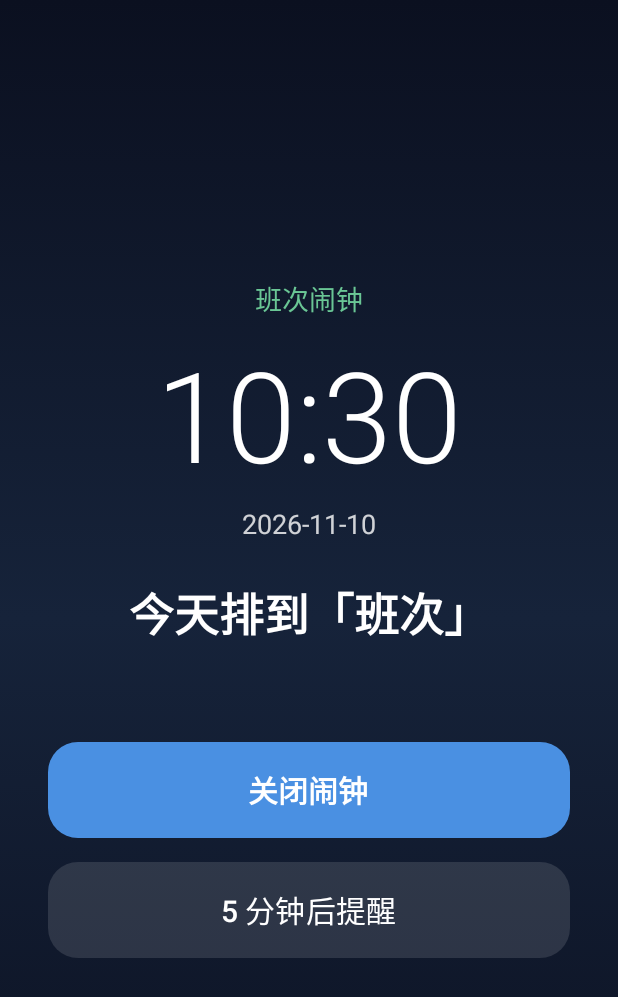
After one commit to yueqiwu/paibanzhushou, an Android app built with Jetpack Compose: the AlarmRingActivity screen opened directly, with no data from a screen before it, on a phone screen of 412 x 824 dp. The commit adds this screen. Shown: the top 997 px of the screen. Run offline under Robolectric (Android 15) with nearby library versions, the light colour scheme and no system bars.

Commit message:
feat: 班次闹钟改成全屏响铃（循环闹铃音 + 关闭/稍后提醒）+ 常驻前台服务；版本 1.0.8 / 108

```diff
--- a/app/build.gradle.kts
+++ b/app/build.gradle.kts
@@ -27,8 +27,9 @@ android {
         // 1.0.3/102 对齐源项目；1.0.4 日历不限年份；1.0.5 改名「班表小历」；
         // 1.0.6 修节假日数据源：某年接口返回空对象时不再吞掉备源（2027 年假/班标记）；
         // 1.0.7 修班次闹钟的响铃时间选择：Dialog 里的滚轮一拖就被判成点到外面而关掉，改为应用内浮层
-        versionCode = 107
-        versionName = "1.0.7"
+        // 1.0.8 到点改成真正的全屏响铃页（循环闹铃音 + 震动 + 关闭/稍后提醒），并加常驻前台服务
+        versionCode = 108
+        versionName = "1.0.8"
 
         testInstrumentationRunner = "androidx.test.runner.AndroidJUnitRunner"
     }
--- /dev/null
+++ b/app/src/main/java/com/bilu/paibanzhushou/alarm/AlarmRingActivity.kt
@@ -0,0 +1,312 @@
+package com.bilu.paibanzhushou.alarm
+
+import android.content.Context
+import android.content.Intent
+import android.media.AudioAttributes
+import android.media.AudioFocusRequest
+import android.media.AudioManager
+import android.media.MediaPlayer
+import android.media.RingtoneManager
+import android.os.Build
+import android.os.Bundle
+import android.os.VibrationEffect
+import android.os.Vibrator
+import android.os.VibratorManager
+import android.view.WindowManager
+import androidx.activity.ComponentActivity
+import androidx.activity.compose.setContent
+import androidx.compose.foundation.background
+import androidx.compose.foundation.layout.Arrangement
+import androidx.compose.foundation.layout.Box
+import androidx.compose.foundation.layout.Column
+import androidx.compose.foundation.layout.Spacer
+import androidx.compose.foundation.layout.fillMaxSize
+import androidx.compose.foundation.layout.fillMaxWidth
+import androidx.compose.foundation.layout.height
+import androidx.compose.foundation.layout.padding
+import androidx.compose.foundation.shape.RoundedCornerShape
+import androidx.compose.material3.Button
+import androidx.compose.material3.ButtonDefaults
+import androidx.compose.material3.Text
+import androidx.compose.runtime.Composable
+import androidx.compose.runtime.LaunchedEffect
+import androidx.compose.runtime.getValue
+import androidx.compose.runtime.mutableStateOf
+import androidx.compose.runtime.remember
+import androidx.compose.runtime.setValue
+import androidx.compose.ui.Alignment
+import androidx.compose.ui.Modifier
+import androidx.compose.ui.graphics.Brush
+import androidx.compose.ui.graphics.Color
+import androidx.compose.ui.text.font.FontWeight
+import androidx.compose.ui.text.style.TextAlign
+import androidx.compose.ui.unit.dp
+import androidx.compose.ui.unit.sp
+import com.bilu.paibanzhushou.core.Dates
+import kotlinx.coroutines.delay
+import java.text.SimpleDateFormat
+import java.util.Date
+import java.util.Locale
+
+/**
+ * 闹钟到点后的全屏响铃页。
+ *
+ * 以前只发一条通知（响一声就结束），用户反馈「只是通知、不会响铃」，
+ * 所以这里做成真正的闹钟：全屏亮起 + 循环闹铃音 + 震动，必须点「关闭」才停。
+ *
+ * 进入方式：
+ * 1) 通知的全屏 intent（AlarmNotifications 里 setFullScreenIntent），锁屏/息屏也能拉起；
+ * 2) AlarmReceiver 直接 startActivity 兜底。
+ */
+class AlarmRingActivity : ComponentActivity() {
+
+    private var player: MediaPlayer? = null
+    private var vibrator: Vibrator? = null
+    private var focusRequest: AudioFocusRequest? = null
+
+    private var dateText by mutableStateOf("")
+    private var banText by mutableStateOf("")
+
+    override fun onCreate(savedInstanceState: Bundle?) {
+        super.onCreate(savedInstanceState)
+        if (Build.VERSION.SDK_INT >= Build.VERSION_CODES.O_MR1) {
+            setShowWhenLocked(true)
+            setTurnScreenOn(true)
+        } else {
+            @Suppress("DEPRECATION")
+            window.addFlags(
+                WindowManager.LayoutParams.FLAG_SHOW_WHEN_LOCKED or
+                    WindowManager.LayoutParams.FLAG_TURN_SCREEN_ON or
+                    WindowManager.LayoutParams.FLAG_KEEP_SCREEN_ON
+            )
+        }
+        window.addFlags(WindowManager.LayoutParams.FLAG_KEEP_SCREEN_ON or WindowManager.LayoutParams.FLAG_DISMISS_KEYGUARD)
+
+        handleIntent(intent)
+        startRinging()
+
+        setContent {
+            AlarmRingScreen(
+                date = dateText,
+                ban = banText,
+                onDismiss = { stopAndFinish() },
+                onSnooze = { snoozeAndFinish() }
+            )
+        }
+    }
+
+    override fun onNewIntent(intent: Intent) {
+        super.onNewIntent(intent)
+        setIntent(intent)
+        val action = intent.getStringExtra(EXTRA_ACTION)
+        when (action) {
+            ACTION_DISMISS -> stopAndFinish()
+            ACTION_SNOOZE -> snoozeAndFinish()
+            else -> {
+                handleIntent(intent)
+                startRinging()
+            }
+        }
+    }
+
+    private fun handleIntent(intent: Intent?) {
+        dateText = intent?.getStringExtra(ShiftAlarm.EXTRA_DATE) ?: Dates.formatYmd(Dates.todayStart())
+        banText = intent?.getStringExtra(ShiftAlarm.EXTRA_BAN) ?: "班次"
+    }
+
+    // ---------- 响铃 ----------
+
+    private fun startRinging() {
+        if (player != null) return
+        runCatching {
+            val uri = RingtoneManager.getDefaultUri(RingtoneManager.TYPE_ALARM)
+                ?: RingtoneManager.getDefaultUri(RingtoneManager.TYPE_RINGTONE)
+            val attrs = AudioAttributes.Builder()
+                .setUsage(AudioAttributes.USAGE_ALARM)
+                .setContentType(AudioAttributes.CONTENT_TYPE_SONIFICATION)
+                .build()
+            val am = getSystemService(Context.AUDIO_SERVICE) as AudioManager
+            if (Build.VERSION.SDK_INT >= Build.VERSION_CODES.O) {
+                val req = AudioFocusRequest.Builder(AudioManager.AUDIOFOCUS_GAIN_TRANSIENT)
+                    .setAudioAttributes(attrs)
+                    .build()
+                focusRequest = req
+                am.requestAudioFocus(req)
+            } else {
+                @Suppress("DEPRECATION")
+                am.requestAudioFocus(null, AudioManager.STREAM_ALARM, AudioManager.AUDIOFOCUS_GAIN_TRANSIENT)
+            }
+            am.ringerMode // 不强制改铃声模式，但 USAGE_ALARM 在静音/免打扰下仍会响（系统允许闹钟）
+            player = MediaPlayer().apply {
+                setAudioAttributes(attrs)
+                setDataSource(this@AlarmRingActivity, uri)
+                isLooping = true
+                prepare()
+                start()
+            }
+        }.onFailure { android.util.Log.w("AlarmRing", "play failed", it) }
+        startVibrating()
+        // 兜底：5 分钟后自动停，避免无人处理一直响
+        window.decorView.postDelayed({ if (!isFinishing) stopAndFinish() }, 5 * 60 * 1000L)
+    }
+
+    private fun startVibrating() {
+        runCatching {
+            val v = if (Build.VERSION.SDK_INT >= Build.VERSION_CODES.S) {
+                (getSystemService(Context.VIBRATOR_MANAGER_SERVICE) as VibratorManager).defaultVibrator
+            } else {
+                @Suppress("DEPRECATION")
+                getSystemService(Context.VIBRATOR_SERVICE) as Vibrator
+            }
+            vibrator = v
+            val pattern = longArrayOf(0, 700, 500, 700, 500, 1200)
+            if (Build.VERSION.SDK_INT >= Build.VERSION_CODES.O) {
+                v.vibrate(VibrationEffect.createWaveform(pattern, 0))
+            } else {
+                @Suppress("DEPRECATION")
+                v.vibrate(pattern, 0)
+            }
+        }
+    }
+
+    private fun stopRinging() {
+        runCatching { player?.stop() }
+        runCatching { player?.release() }
+        player = null
+        runCatching { vibrator?.cancel() }
+        vibrator = null
+        runCatching {
+            val am = getSystemService(Context.AUDIO_SERVICE) as AudioManager
+            if (Build.VERSION.SDK_INT >= Build.VERSION_CODES.O) {
+                focusRequest?.let { am.abandonAudioFocusRequest(it) }
+            } else {
+                @Suppress("DEPRECATION")
+                am.abandonAudioFocus(null)
+            }
+        }
+        focusRequest = null
+    }
+
+    private fun stopAndFinish() {
+        stopRinging()
+        AlarmNotifications.cancel(this, dateText, banText)
+        finish()
+    }
+
+    private fun snoozeAndFinish() {
+        val minutes = intent?.getIntExtra(EXTRA_SNOOZE_MIN, 5) ?: 5
+        ShiftAlarm.scheduleSnooze(this, dateText, banText, minutes)
+        stopAndFinish()
+    }
+
+    override fun onDestroy() {
+        stopRinging()
+        super.onDestroy()
+    }
+
+    companion object {
+        const val EXTRA_ACTION = "alarm_action"
+        const val ACTION_DISMISS = "com.bilu.paibanzhushou.action.ALARM_DISMISS"
+        const val ACTION_SNOOZE = "com.bilu.paibanzhushou.action.ALARM_SNOOZE"
+        const val EXTRA_SNOOZE_MIN = "alarm_snooze_min"
+
+        fun intent(context: Context, date: String, ban: String, action: String? = null, snoozeMinutes: Int = 5): Intent {
+            return Intent(context, AlarmRingActivity::class.java).apply {
+                flags = Intent.FLAG_ACTIVITY_NEW_TASK or
+                    Intent.FLAG_ACTIVITY_CLEAR_TOP or
+                    Intent.FLAG_ACTIVITY_SINGLE_TOP
+                putExtra(ShiftAlarm.EXTRA_DATE, date)
+                putExtra(ShiftAlarm.EXTRA_BAN, ban)
+                if (action != null) putExtra(EXTRA_ACTION, action)
+                putExtra(EXTRA_SNOOZE_MIN, snoozeMinutes)
+            }
+        }
+    }
+}
+
+@Composable
+private fun AlarmRingScreen(
+    date: String,
+    ban: String,
+    onDismiss: () -> Unit,
+    onSnooze: () -> Unit
+) {
+    var now by remember { mutableStateOf(SimpleDateFormat("HH:mm", Locale.US).format(Date())) }
+    LaunchedEffect(Unit) {
+        while (true) {
+            delay(1000)
+            now = SimpleDateFormat("HH:mm", Locale.US).format(Date())
+        }
+    }
+    Box(
+        modifier = Modifier
+            .fillMaxSize()
+            .background(
+                Brush.verticalGradient(
+                    listOf(Color(0xFF0B1020), Color(0xFF16233A), Color(0xFF0B1020))
+                )
+            ),
+        contentAlignment = Alignment.Center
+    ) {
+        Column(
+            modifier = Modifier
+                .fillMaxWidth()
+                .padding(horizontal = 32.dp),
+            horizontalAlignment = Alignment.CenterHorizontally,
+            verticalArrangement = Arrangement.Center
+        ) {
+            Text(
+                text = "班次闹钟",
+                color = Color(0xFF6AC695),
+                fontSize = 18.sp,
+                fontWeight = FontWeight.Medium
+            )
+            Spacer(Modifier.height(18.dp))
+            Text(
+                text = now,
+                color = Color.White,
+                fontSize = 84.sp,
+                fontWeight = FontWeight.Light
+            )
+            Spacer(Modifier.height(10.dp))
+            Text(
+                text = date,
+                color = Color(0xCCFFFFFF),
+                fontSize = 18.sp
+            )
+            Spacer(Modifier.height(26.dp))
+            Text(
+                text = "今天排到「" + ban + "」",
+                color = Color.White,
+                fontSize = 30.sp,
+                fontWeight = FontWeight.SemiBold,
+                textAlign = TextAlign.Center
+            )
+            Spacer(Modifier.height(64.dp))
+            Button(
+                onClick = onDismiss,
+                modifier = Modifier
+                    .fillMaxWidth()
+                    .height(64.dp),
+                shape = RoundedCornerShape(20.dp),
+                colors = ButtonDefaults.buttonColors(containerColor = Color(0xFF4A90E2))
+            ) {
+                Text("关闭闹钟", fontSize = 20.sp, fontWeight = FontWeight.SemiBold)
+            }
+            Spacer(Modifier.height(16.dp))
+            Button(
+                onClick = onSnooze,
+                modifier = Modifier
+                    .fillMaxWidth()
+                    .height(64.dp),
+                shape = RoundedCornerShape(20.dp),
+                colors = ButtonDefaults.buttonColors(
+                    containerColor = Color(0x1FFFFFFF),
+                    contentColor = Color.White
+                )
+            ) {
+                Text("5 分钟后提醒", fontSize = 20.sp)
+            }
+        }
+    }
+}
--- a/app/src/main/res/values/themes.xml
+++ b/app/src/main/res/values/themes.xml
@@ -2,4 +2,11 @@
 <resources>
 
     <style name="Theme.Paibanzhushou" parent="android:Theme.Material.Light.NoActionBar" />
+
+    <!-- 闹钟响铃全屏页：深色底、锁屏也能覆盖 -->
+    <style name="Theme.Paibanzhushou.Alarm" parent="android:Theme.Material.NoActionBar">
+        <item name="android:windowBackground">@android:color/black</item>
+        <item name="android:windowShowWallpaper">false</item>
+        <item name="android:windowDisablePreview">true</item>
+    </style>
 </resources>
```
Also changed, not shown: app/src/main/AndroidManifest.xml (+25 -0 lines), app/src/main/java/com/bilu/paibanzhushou/alarm/AlarmKeepAliveService.kt (added, +92 -0 lines), app/src/main/java/com/bilu/paibanzhushou/alarm/AlarmNotifications.kt (+71 -29 lines), app/src/main/java/com/bilu/paibanzhushou/alarm/AlarmReceiver.kt (+10 -2 lines), app/src/main/java/com/bilu/paibanzhushou/alarm/ShiftAlarm.kt (+57 -10 lines), app/src/main/java/com/bilu/paibanzhushou/ui/IndexState.kt (+19 -0 lines), 1 other file.
